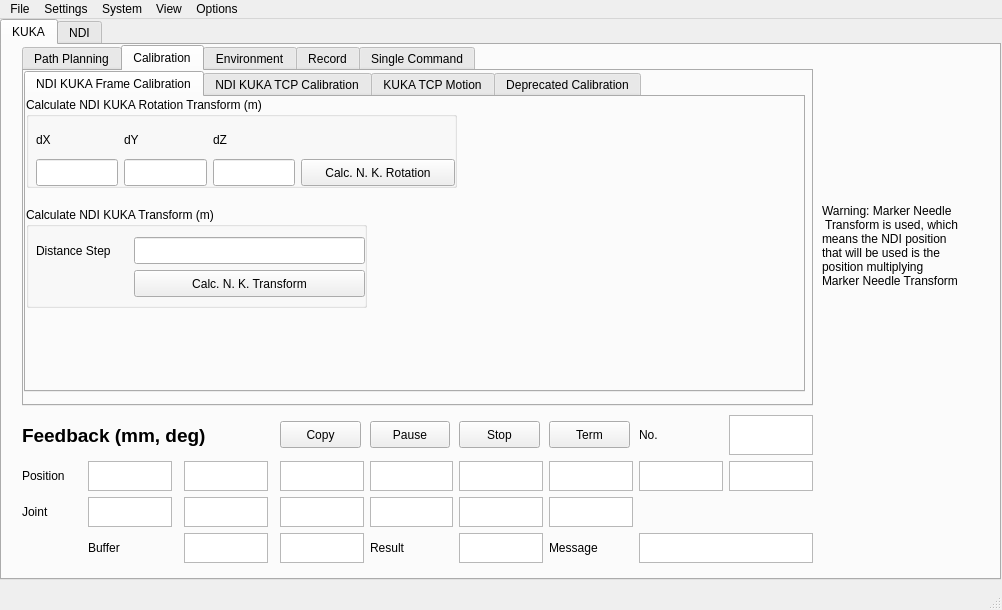
Qt form robot_driver_interface/src/gui/robotInterface.ui (lppllppl920/GraduationProject-KukaNeedleAccurateInsertion) before a commit.
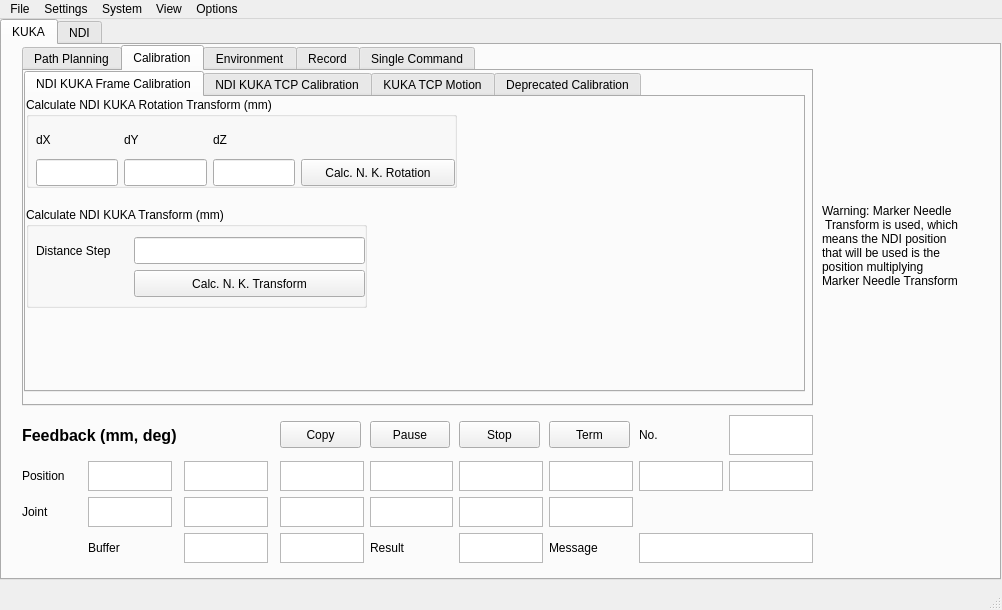
The same form after that commit. The open tabs and pages were chosen to show the change.

What changed in the file:
```diff
--- a/robot_driver_interface/src/gui/robotInterface.ui
+++ b/robot_driver_interface/src/gui/robotInterface.ui
@@ -742,7 +742,7 @@
          </property>
          <property name="font">
           <font>
-           <pointsize>14</pointsize>
+           <pointsize>12</pointsize>
            <weight>75</weight>
            <bold>true</bold>
           </font>
@@ -1608,7 +1608,7 @@
            </rect>
           </property>
           <property name="title">
-           <string>Calculate NDI KUKA Rotation Transform (m)</string>
+           <string>Calculate NDI KUKA Rotation Transform (mm)</string>
           </property>
           <widget class="QWidget" name="gridLayoutWidget_5">
            <property name="geometry">
@@ -1757,7 +1757,7 @@
            </rect>
           </property>
           <property name="title">
-           <string>Calculate NDI KUKA Transform (m)</string>
+           <string>Calculate NDI KUKA Transform (mm)</string>
           </property>
           <widget class="QWidget" name="gridLayoutWidget_9">
            <property name="geometry">
```
Left out of the diff: 20 changed lines with no effect on the pictures.
